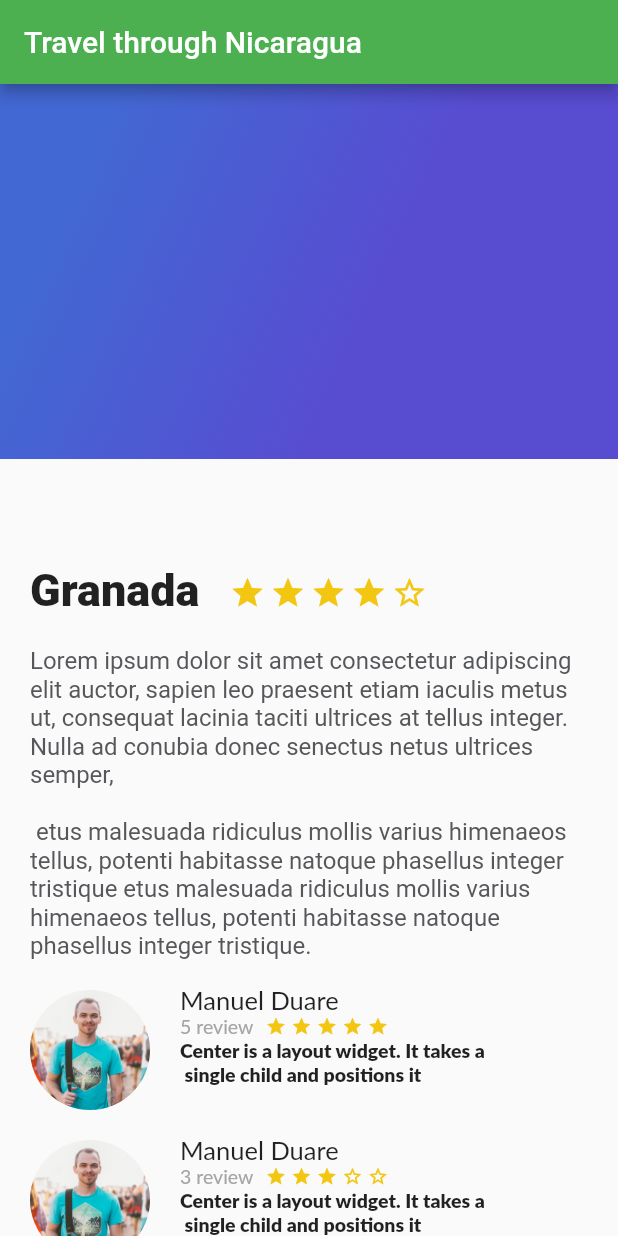
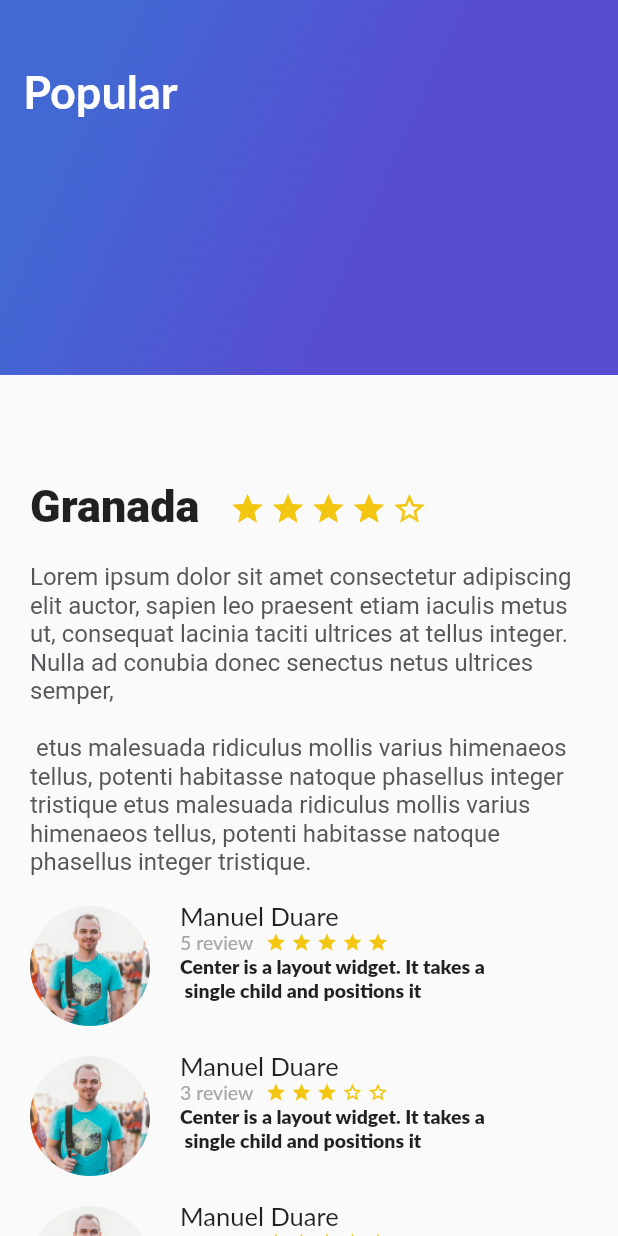
Before and after one commit to manuelduarte077/trips_app_fluter, a Flutter app: the screen it shows after launch, on a phone screen of 412 x 824 dp. Run offline on Flutter 3.47's test engine with Material 2 defaults, Android fonts, the phone set to English and light mode, and no system bars; Roboto replaces fonts that are missing (Lato).

```diff
--- a/lib/gradient_back.dart
+++ b/lib/gradient_back.dart
@@ -1,11 +1,15 @@
 import 'package:flutter/material.dart';
 
 class GradientBack extends StatelessWidget {
+  String title = "Popular";
+
+  GradientBack(this.title);
+
   @override
   Widget build(BuildContext context) {
     // TODO: implement build
 
-    return Container (
+    return Container(
       height: 250.0,
       decoration: BoxDecoration(
           gradient: LinearGradient(
@@ -16,11 +20,19 @@ class GradientBack extends StatelessWidget {
               begin: FractionalOffset(0.2, 0.0),
               end: FractionalOffset(1.0, 0.6),
               stops: [0.0, 0.6],
-          tileMode: TileMode.clamp
-        )
+              tileMode: TileMode.clamp)),
+      child: Text(
+        title,
+        style: TextStyle(
+            color: Colors.white,
+            fontSize: 30.0,
+            fontFamily: "Lato",
+            fontWeight: FontWeight.bold),
       ),
 
+
+      alignment: Alignment(-0.9, -0.6),
+
     );
-
   }
 }
--- a/lib/main.dart
+++ b/lib/main.dart
@@ -20,9 +20,6 @@ class MyApp extends StatelessWidget {
           primarySwatch: Colors.green,
         ),
         home: Scaffold(
-          appBar: AppBar(
-            title: Text("Travel through Nicaragua"),
-          ),
           // body: new DescriptionPlace('Granada', 4, details),
           body: Stack(
             children: [
@@ -32,7 +29,7 @@ class MyApp extends StatelessWidget {
                   ReviewList()
                 ],
               ),
-              GradientBack()
+              GradientBack("Popular")
             ],
           ),
         ) //MyHomePage(title: 'Flutter Demo Home Page'),
```
Also changed, not shown: lib/card_image.dart (added, +31 -0 lines), assets/img/ann.jpg (added), assets/img/beach.jpeg (added), assets/img/beach_palm.jpeg (added), assets/img/girl.jpg (added), assets/img/mountain.jpeg (added), assets/img/mountain_stars.jpeg (added), assets/img/river.jpeg (added), assets/img/sunset.jpeg (added). Lines whose indentation alone changed are shown as unchanged.
